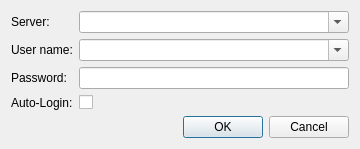
Qt form components/login/qt/login_dialog.ui (alexsmn/scada-client) before a commit.
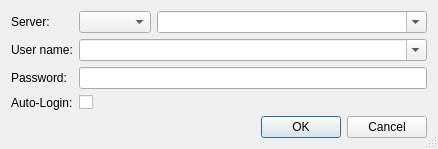
The same form after that commit.

Commit message: LoginDialog QT: added server type.

```diff
--- a/components/login/qt/login_dialog.ui
+++ b/components/login/qt/login_dialog.ui
@@ -19,6 +19,9 @@
   <property name="windowTitle">
    <string>Login</string>
   </property>
+  <property name="sizeGripEnabled">
+   <bool>true</bool>
+  </property>
   <property name="modal">
    <bool>true</bool>
   </property>
@@ -74,6 +77,24 @@
       </widget>
      </item>
      <item row="0" column="1">
+      <widget class="QWidget" name="widget" native="true">
+       <layout class="QHBoxLayout" name="horizontalLayout">
+        <property name="leftMargin">
+         <number>0</number>
+        </property>
+        <property name="topMargin">
+         <number>0</number>
+        </property>
+        <property name="rightMargin">
+         <number>0</number>
+        </property>
+        <property name="bottomMargin">
+         <number>0</number>
+        </property>
+        <item>
+         <widget class="QComboBox" name="serverTypeComboBox"/>
+        </item>
+        <item>
       <widget class="QComboBox" name="serverComboBox">
        <property name="editable">
         <bool>true</bool>
@@ -81,6 +102,9 @@
        <property name="minimumContentsLength">
         <number>30</number>
        </property>
+         </widget>
+        </item>
+       </layout>
       </widget>
      </item>
     </layout>
```
Lines whose indentation alone changed are shown as unchanged. The commit also changes 6 other files.
